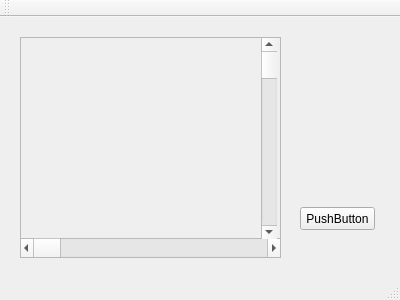
This is work/P/mainwindow.ui in wybaw/MGR as Qt 5 draws it before an edit. The edited form follows.
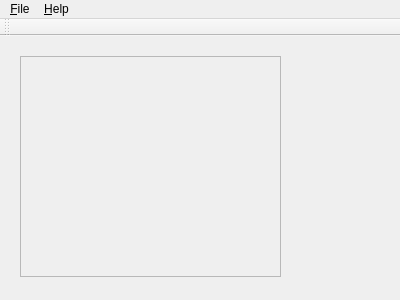
This is the edited form.

What changed in the file:
```diff
--- a/work/P/mainwindow.ui
+++ b/work/P/mainwindow.ui
@@ -14,19 +14,6 @@
    <string>MainWindow</string>
   </property>
   <widget class="QWidget" name="centralWidget">
-   <widget class="QPushButton" name="pushButton">
-    <property name="geometry">
-     <rect>
-      <x>300</x>
-      <y>190</y>
-      <width>75</width>
-      <height>23</height>
-     </rect>
-    </property>
-    <property name="text">
-     <string>PushButton</string>
-    </property>
-   </widget>
    <widget class="QScrollArea" name="scrollArea">
     <property name="geometry">
      <rect>
@@ -44,36 +31,10 @@
       <rect>
        <x>0</x>
        <y>0</y>
-       <width>257</width>
-       <height>217</height>
+       <width>259</width>
+       <height>219</height>
       </rect>
      </property>
-     <widget class="QScrollBar" name="horizontalScrollBar">
-      <property name="geometry">
-       <rect>
-        <x>-1</x>
-        <y>200</y>
-        <width>261</width>
-        <height>20</height>
-       </rect>
-      </property>
-      <property name="orientation">
-       <enum>Qt::Horizontal</enum>
-      </property>
-     </widget>
-     <widget class="QScrollBar" name="verticalScrollBar">
-      <property name="geometry">
-       <rect>
-        <x>240</x>
-        <y>0</y>
-        <width>16</width>
-        <height>201</height>
-       </rect>
-      </property>
-      <property name="orientation">
-       <enum>Qt::Vertical</enum>
-      </property>
-     </widget>
     </widget>
    </widget>
   </widget>
@@ -83,9 +44,24 @@
      <x>0</x>
      <y>0</y>
      <width>400</width>
-     <height>18</height>
+     <height>23</height>
     </rect>
    </property>
+   <widget class="QMenu" name="menu_File">
+    <property name="title">
+     <string>&amp;File</string>
+    </property>
+    <addaction name="actionOpen"/>
+    <addaction name="actionClose"/>
+   </widget>
+   <widget class="QMenu" name="menu_Help">
+    <property name="title">
+     <string>&amp;Help</string>
+    </property>
+    <addaction name="actionAboutQt"/>
+   </widget>
+   <addaction name="menu_File"/>
+   <addaction name="menu_Help"/>
   </widget>
   <widget class="QToolBar" name="mainToolBar">
    <attribute name="toolBarArea">
@@ -95,7 +71,21 @@
     <bool>false</bool>
    </attribute>
   </widget>
-  <widget class="QStatusBar" name="statusBar"/>
+  <action name="actionOpen">
+   <property name="text">
+    <string>Open</string>
+   </property>
+  </action>
+  <action name="actionClose">
+   <property name="text">
+    <string>Close</string>
+   </property>
+  </action>
+  <action name="actionAboutQt">
+   <property name="text">
+    <string>AboutQt</string>
+   </property>
+  </action>
  </widget>
  <layoutdefault spacing="6" margin="11"/>
  <resources/>
```
Left out of the diff: 5 changed lines with no effect on the pictures.
